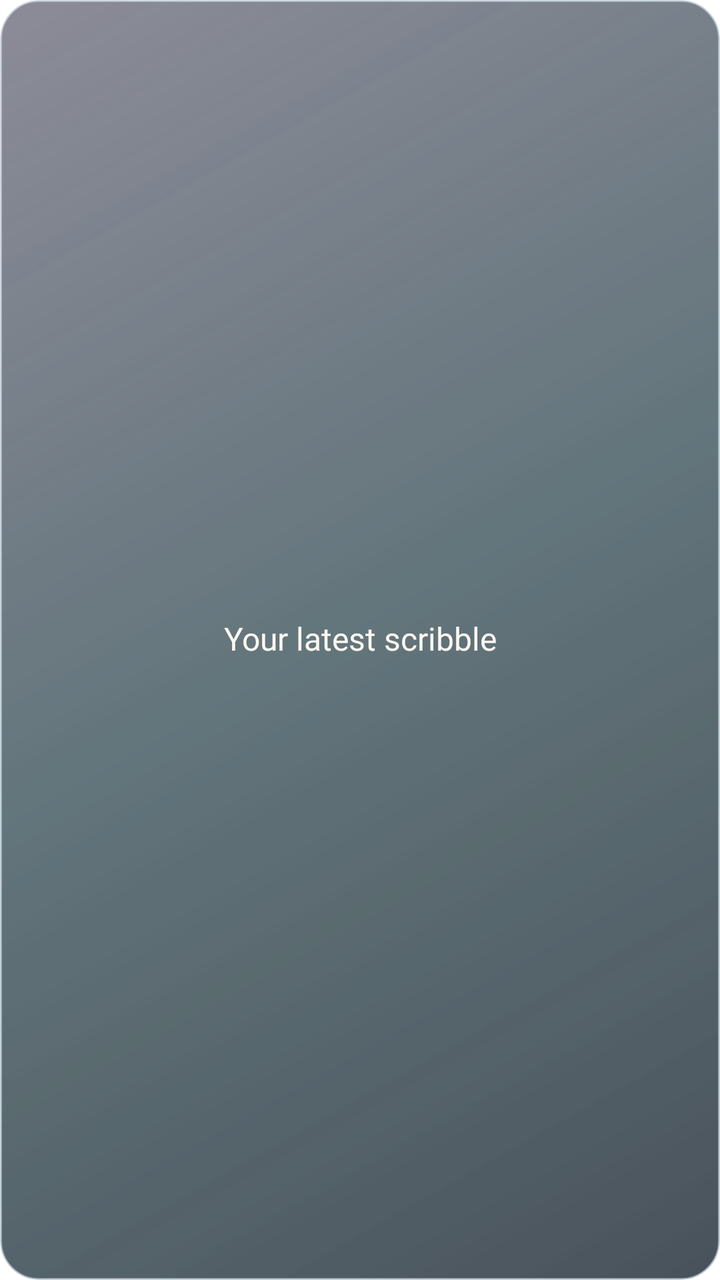
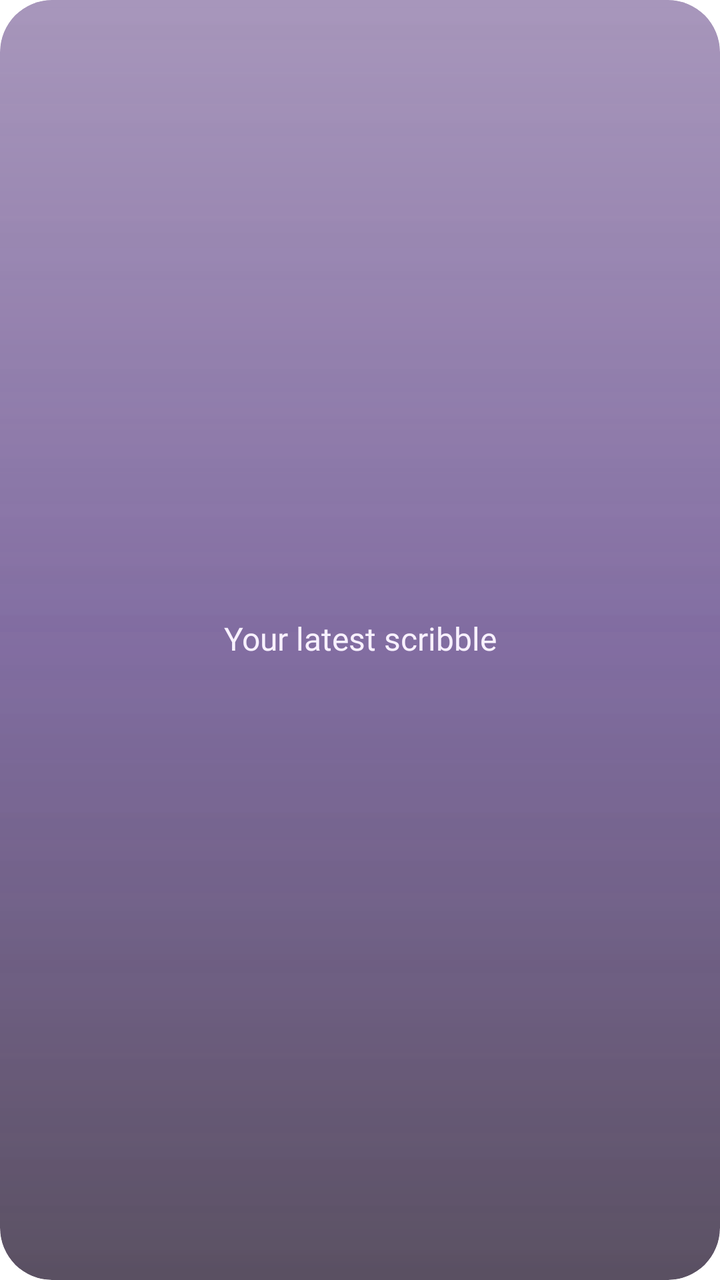

Two renders of the same Android screen: before a commit and after it. Below are the layout's source before the change and the commit's diff.
<!-- AndroidManifest.xml: application theme Theme.Lumen -->
<!-- res/layout/widget_preview_scribble.xml -->
<?xml version='1.0' encoding='utf-8'?>
<FrameLayout xmlns:android="http://schemas.android.com/apk/res/android" android:id="@+id/widget_root" android:layout_width="match_parent" android:layout_height="match_parent" android:padding="12dp" android:clipToOutline="true" android:background="@drawable/widget_glass_dark_balanced">
    <ImageView android:id="@+id/widget_canvas" android:layout_width="match_parent" android:layout_height="match_parent" android:scaleType="fitCenter" android:contentDescription="@null" android:visibility="gone" />
    <TextView android:id="@+id/widget_content" android:layout_width="match_parent" android:layout_height="match_parent" android:gravity="center" android:textColor="#FFF8F1" android:textSize="16sp" android:fontFamily="@font/outfit_medium" android:includeFontPadding="false" android:text="@string/widget_scribble_fallback" />
    <TextView android:id="@+id/widget_content_action" android:layout_width="32dp" android:layout_height="32dp" android:layout_gravity="bottom|end" android:gravity="center" android:text="+" android:textSize="20sp" android:textColor="#E4CB91" android:background="@drawable/widget_control" android:visibility="gone" android:includeFontPadding="false" />
</FrameLayout>
<!-- resources referenced by this layout -->
<resources>
  <!-- drawable widget_control (drawable) -->
  <shape xmlns:android="http://schemas.android.com/apk/res/android">
      <corners android:radius="14dp"/>
      <solid android:color="#153F5960"/>
      <stroke android:width="0.6dp" android:color="#337B9BA8"/>
  </shape>
  <!-- drawable widget_glass_dark_balanced (drawable) -->
  <?xml version='1.0' encoding='utf-8'?>
  <layer-list xmlns:android="http://schemas.android.com/apk/res/android">
      <item>
          <shape>
              <corners android:radius="19dp" />
              <gradient android:angle="315" android:startColor="#B939394E" android:centerColor="#B9243B43" android:endColor="#C5131F2A" />
              <stroke android:width="1dp" android:color="#A4BAC7D3" />
          </shape>
      </item>
      <item>
          <shape>
              <corners android:radius="19dp" />
              <gradient android:angle="315" android:startColor="#32FFFFFF" android:centerColor="#087DD8E4" android:endColor="#002C2748" />
          </shape>
      </item>
  </layer-list>
  <string name="widget_scribble_fallback">Your latest scribble</string>
  <style name="Theme.Lumen" parent="android:Theme.Material.NoActionBar">
          <item name="android:windowShowWallpaper">true</item>
          <item name="android:windowBackground">@android:color/transparent</item>
          <item name="android:colorBackgroundCacheHint">@null</item>
          <item name="android:statusBarColor">@android:color/transparent</item>
          <item name="android:navigationBarColor">@android:color/transparent</item>
          <item name="android:windowDrawsSystemBarBackgrounds">true</item>
          <item name="android:windowLightStatusBar">false</item>
      </style>
</resources>

<!-- the commit's change to res/layout/widget_preview_scribble.xml (unified diff, before → after) -->
@@ -1,6 +1,6 @@
 <?xml version='1.0' encoding='utf-8'?>
 <FrameLayout xmlns:android="http://schemas.android.com/apk/res/android" android:id="@+id/widget_root" android:layout_width="match_parent" android:layout_height="match_parent" android:padding="12dp" android:clipToOutline="true" android:background="@drawable/widget_glass_dark_balanced">
     <ImageView android:id="@+id/widget_canvas" android:layout_width="match_parent" android:layout_height="match_parent" android:scaleType="fitCenter" android:contentDescription="@null" android:visibility="gone" />
-    <TextView android:id="@+id/widget_content" android:layout_width="match_parent" android:layout_height="match_parent" android:gravity="center" android:textColor="#FFF8F1" android:textSize="16sp" android:fontFamily="@font/outfit_medium" android:includeFontPadding="false" android:text="@string/widget_scribble_fallback" />
-    <TextView android:id="@+id/widget_content_action" android:layout_width="32dp" android:layout_height="32dp" android:layout_gravity="bottom|end" android:gravity="center" android:text="+" android:textSize="20sp" android:textColor="#E4CB91" android:background="@drawable/widget_control" android:visibility="gone" android:includeFontPadding="false" />
+    <TextView android:id="@+id/widget_content" android:layout_width="match_parent" android:layout_height="match_parent" android:gravity="center" android:textColor="#F8F1FF" android:textSize="16sp" android:fontFamily="@font/outfit_medium" android:includeFontPadding="false" android:text="@string/widget_scribble_fallback" />
+    <TextView android:id="@+id/widget_content_action" android:layout_width="32dp" android:layout_height="32dp" android:layout_gravity="bottom|end" android:gravity="center" android:text="+" android:textSize="20sp" android:textColor="#E4C6FF" android:background="@drawable/widget_control" android:visibility="gone" android:includeFontPadding="false" />
 </FrameLayout>
<!-- resource entries referenced after the edit -->
@@ -1,25 +1,32 @@
 <!-- resources referenced by this layout -->
 <resources>
   <!-- drawable widget_control (drawable) -->
+  <?xml version="1.0" encoding="utf-8"?>
   <shape xmlns:android="http://schemas.android.com/apk/res/android">
-      <corners android:radius="14dp"/>
-      <solid android:color="#153F5960"/>
-      <stroke android:width="0.6dp" android:color="#337B9BA8"/>
+      <corners android:radius="16dp" />
+      <solid android:color="#28FFFFFF" />
   </shape>
   <!-- drawable widget_glass_dark_balanced (drawable) -->
-  <?xml version='1.0' encoding='utf-8'?>
+  <?xml version="1.0" encoding="utf-8"?>
   <layer-list xmlns:android="http://schemas.android.com/apk/res/android">
       <item>
           <shape>
-              <corners android:radius="19dp" />
-              <gradient android:angle="315" android:startColor="#B939394E" android:centerColor="#B9243B43" android:endColor="#C5131F2A" />
-              <stroke android:width="1dp" android:color="#A4BAC7D3" />
+              <corners android:radius="26dp" />
+              <gradient
+                  android:angle="270"
+                  android:startColor="#993B1568"
+                  android:centerColor="#A62E1060"
+                  android:endColor="#B314061F" />
           </shape>
       </item>
       <item>
           <shape>
-              <corners android:radius="19dp" />
-              <gradient android:angle="315" android:startColor="#32FFFFFF" android:centerColor="#087DD8E4" android:endColor="#002C2748" />
+              <corners android:radius="26dp" />
+              <gradient
+                  android:angle="270"
+                  android:startColor="#40FFFFFF"
+                  android:centerColor="#18E4C6FF"
+                  android:endColor="#00FFFFFF" />
           </shape>
       </item>
   </layer-list>
